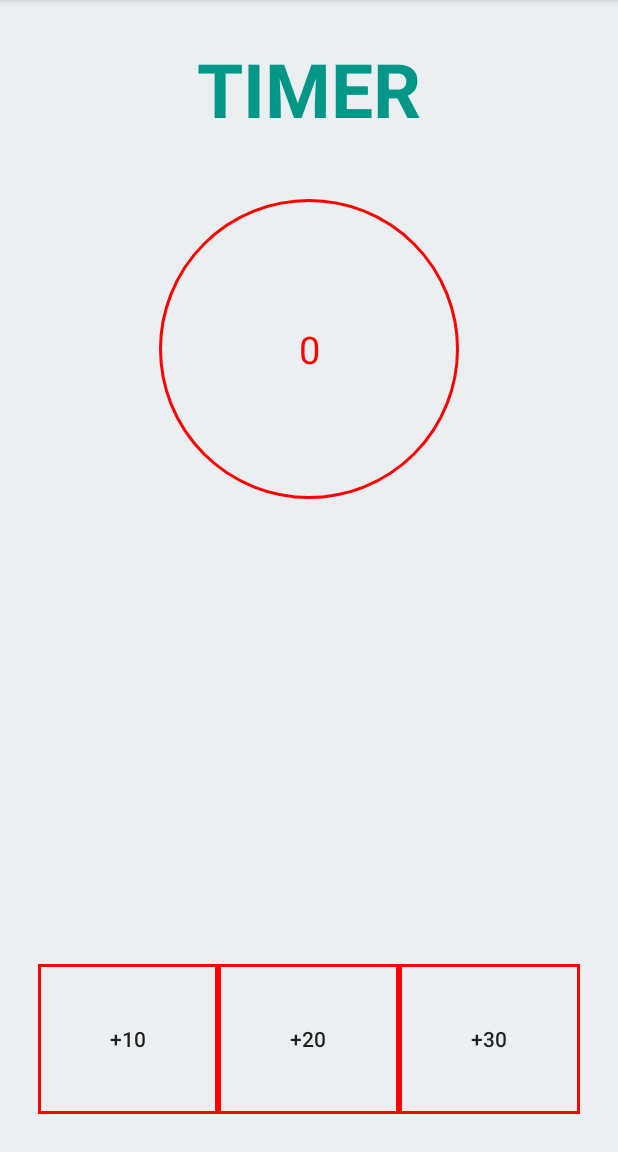
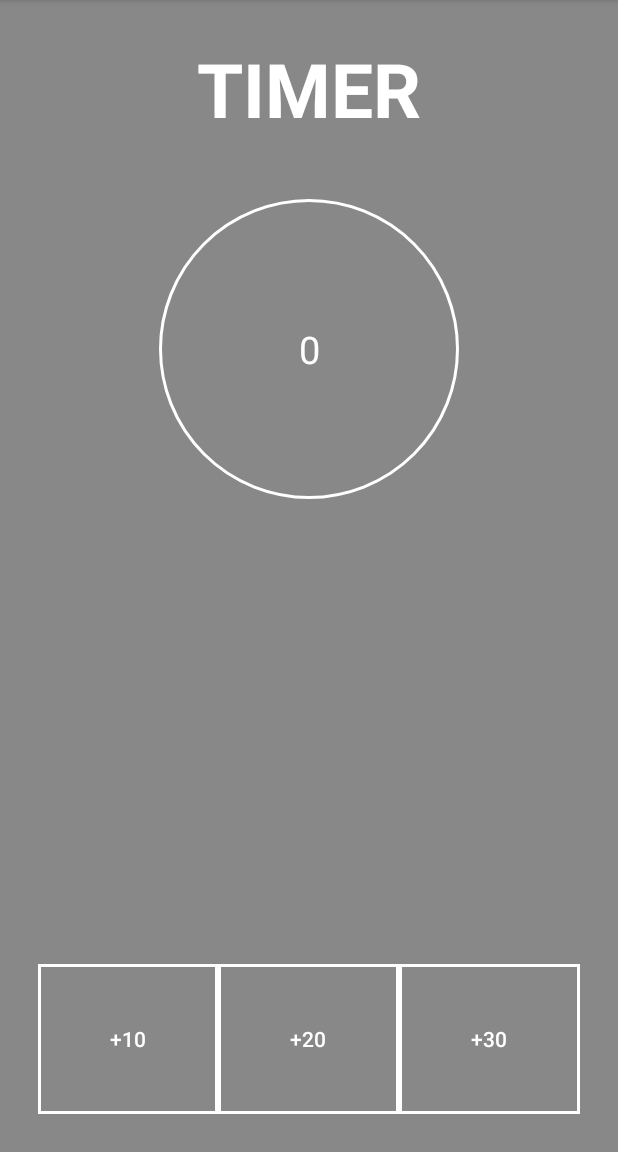
Before and after one commit to PiSolve/GDG-Codelab-Android-Profiler-Sample, an Android app: the screen it shows after launch (MainActivity), in the options menu, after a tap on "Timer", on a phone screen of 412 x 824 dp, the part 84-1236 px from its top. Run offline under Robolectric (Android 15) with nearby library versions, the phone set to English and light mode, and no system bars.

Commit message:
Fix colors and add location on home screen

```diff
--- a/app/src/main/java/com/io/extended/profilerexample/AlarmBroadcastReceiver.kt
+++ b/app/src/main/java/com/io/extended/profilerexample/AlarmBroadcastReceiver.kt
@@ -7,9 +7,9 @@ import android.util.Log
 import com.io.extended.profilerexample.location.triggerLocationUpdates
 
 
-var actionOnReceive = 1
+var actionOnReceive = -1
 
-private const val FIBONACCI_INDEX = 2000
+private const val FIBONACCI_INDEX = 42
 
 class AlarmBroadcastReceiver : BroadcastReceiver() {
 
--- a/app/src/main/java/com/io/extended/profilerexample/MainActivity.kt
+++ b/app/src/main/java/com/io/extended/profilerexample/MainActivity.kt
@@ -17,12 +17,16 @@ import android.util.Log
 import android.view.Menu
 import android.view.MenuItem
 import android.view.View
+import android.view.ViewGroup
 import android.widget.Button
 import android.widget.LinearLayout
-import android.widget.RelativeLayout
+import android.widget.Switch
 import android.widget.TextView
 import com.google.android.gms.location.FusedLocationProviderClient
 import com.google.android.gms.location.LocationServices
+import com.io.extended.profilerexample.location.LocationRequestHelper
+import com.io.extended.profilerexample.location.stopLocationUpdates
+import com.io.extended.profilerexample.location.triggerLocationUpdates
 import com.io.extended.profilerexample.view.TimeView
 import kotlinx.android.synthetic.main.activity_main.sample_text
 
@@ -64,9 +68,17 @@ class MainActivity : AppCompatActivity() {
 
         supportActionBar?.setDisplayHomeAsUpEnabled(true)
         makeEverythingGone()
+        findViewById<Switch>(R.id.location_switch).setOnCheckedChangeListener { _, isChecked ->
+            toggleLocationUpdates(isChecked)
+        }
         findViewById<Button>(R.id.download_image).setOnClickListener {
             downloadNewBackground()
         }
+    }
+
+    override fun onResume() {
+        super.onResume()
+        findViewById<Switch>(R.id.location_switch).isChecked = LocationRequestHelper.getRequesting(this)
     }
 
     override fun onOptionsItemSelected(item: MenuItem?): Boolean {
@@ -144,7 +156,7 @@ class MainActivity : AppCompatActivity() {
     }
 
     private fun setClickListenersFoTimer() {
-        findViewById<Button>(R.id.ten_timer).setOnClickListener { setTimer(3 * 1000L) }
+        findViewById<Button>(R.id.ten_timer).setOnClickListener { setTimer(10 * 1000L) }
         findViewById<Button>(R.id.twenty_timer).setOnClickListener { setTimer(20 * 1000L) }
         findViewById<Button>(R.id.thirty_timer).setOnClickListener { setTimer(30 * 1000L) }
     }
@@ -171,21 +183,21 @@ class MainActivity : AppCompatActivity() {
     }
 
     private fun changeToTimer() {
-        findViewById<Button>(R.id.download_image).visibility = View.GONE
         resetStopWatch()
-        findViewById<RelativeLayout>(R.id.stop_watch_layout).visibility = View.GONE
-        findViewById<RelativeLayout>(R.id.timer_layout).visibility = View.VISIBLE
+        findViewById<ViewGroup>(R.id.home_layout).visibility = View.GONE
+        findViewById<ViewGroup>(R.id.stop_watch_layout).visibility = View.GONE
+        findViewById<ViewGroup>(R.id.timer_layout).visibility = View.VISIBLE
         supportActionBar?.title = "Profiler"
         sample_text.text = "TIMER"
     }
 
     private fun changeToStopWatch() {
-        findViewById<Button>(R.id.download_image).visibility = View.GONE
         countDownTimer?.onFinish()
         countDownTimer?.cancel()
         findViewById<TextView>(R.id.timer_text).text = "0"
-        findViewById<RelativeLayout>(R.id.timer_layout).visibility = View.GONE
-        findViewById<RelativeLayout>(R.id.stop_watch_layout).visibility = View.VISIBLE
+        findViewById<ViewGroup>(R.id.home_layout).visibility = View.GONE
+        findViewById<ViewGroup>(R.id.timer_layout).visibility = View.GONE
+        findViewById<ViewGroup>(R.id.stop_watch_layout).visibility = View.VISIBLE
         supportActionBar?.title = "Profiler"
         sample_text.text = "STOP_WATCH"
     }
@@ -197,7 +209,7 @@ class MainActivity : AppCompatActivity() {
                 AlarmManager.RTC_WAKEUP,
                 System.currentTimeMillis() + timeDelay,
                 0,
-                pendingIntentForAlarm(context)) // Millisec * Second * Minute
+                pendingIntentForAlarm(context))
     }
 
     private fun cancelAlarm(context: Context) {
@@ -212,10 +224,10 @@ class MainActivity : AppCompatActivity() {
     }
 
     private fun makeEverythingGone() {
-        findViewById<RelativeLayout>(R.id.timer_layout).visibility = View.GONE
-        findViewById<RelativeLayout>(R.id.stop_watch_layout).visibility = View.GONE
+        findViewById<ViewGroup>(R.id.timer_layout).visibility = View.GONE
+        findViewById<ViewGroup>(R.id.stop_watch_layout).visibility = View.GONE
+        findViewById<ViewGroup>(R.id.home_layout).visibility = View.VISIBLE
         sample_text.text = "Profiling"
-        findViewById<Button>(R.id.download_image).visibility = View.VISIBLE
     }
 
     private fun downloadNewBackground() {
@@ -225,4 +237,14 @@ class MainActivity : AppCompatActivity() {
                 .execute(findViewById<LinearLayout>(R.id.activity_main))
     }
 
+    private fun toggleLocationUpdates(enabled: Boolean) {
+        val ctx = this.applicationContext
+        LocationRequestHelper.setRequesting(ctx, enabled)
+        if (enabled) {
+            triggerLocationUpdates(ctx)
+        } else {
+            stopLocationUpdates(ctx)
+        }
+    }
+
 }
--- a/app/src/main/java/com/io/extended/profilerexample/location/LocationRequestHelper.kt
+++ b/app/src/main/java/com/io/extended/profilerexample/location/LocationRequestHelper.kt
@@ -61,8 +61,7 @@ fun triggerLocationUpdates(context: Context) {
     }
 
     try {
-        val task = locationProvider(context).requestLocationUpdates(locationRequest, getPendingIntent(context))
-        Log.i(">>>Location", "Task result: ${task.result}")
+        locationProvider(context).requestLocationUpdates(locationRequest, getPendingIntent(context))
     } catch (e: SecurityException) {
         Log.e(">>>>Location", "Missing permissions!", e)
     }
--- a/app/src/main/java/com/io/extended/profilerexample/location/LocationUpdatesBroadcastReceiver.kt
+++ b/app/src/main/java/com/io/extended/profilerexample/location/LocationUpdatesBroadcastReceiver.kt
@@ -23,7 +23,7 @@ import android.util.Log
 import com.google.android.gms.location.LocationResult
 
 
-private const val TAG = "LUBroadcastReceiver"
+private const val TAG = ">>>>LocationBroadcast"
 
 const val ACTION_PROCESS_UPDATES = "com.io.extended.profilerexample.location.ACTION_PROCESS_UPDATES"
 
--- a/app/src/main/res/drawable/bkg_button.xml
+++ b/app/src/main/res/drawable/bkg_button.xml
@@ -1,6 +1,9 @@
 <?xml version="1.0" encoding="utf-8"?>
 <shape xmlns:android="http://schemas.android.com/apk/res/android"
     android:shape="rectangle">
-    <stroke android:width="2dp" android:color="#ff0000"/>
+
+    <stroke
+        android:width="2dp"
+        android:color="@color/white" />
 
 </shape>
--- a/app/src/main/res/drawable/bkg_circle_stopwatch.xml
+++ b/app/src/main/res/drawable/bkg_circle_stopwatch.xml
@@ -1,8 +1,13 @@
 <?xml version="1.0" encoding="utf-8"?>
 <shape xmlns:android="http://schemas.android.com/apk/res/android"
     android:shape="oval">
-    <size android:height="200dp"
-        android:width="200dp"/>
-    <stroke android:width="2dp" android:color="#ff0000"/>
+
+    <size
+        android:width="200dp"
+        android:height="200dp" />
+
+    <stroke
+        android:width="2dp"
+        android:color="@color/white" />
 
 </shape>
--- a/app/src/main/res/layout/activity_main.xml
+++ b/app/src/main/res/layout/activity_main.xml
@@ -3,7 +3,7 @@
     android:id="@+id/activity_main"
     android:layout_width="match_parent"
     android:layout_height="match_parent"
-    android:background="#ECEFF1"
+    android:background="#888888"
     android:orientation="vertical"
     android:paddingLeft="25dp"
     android:paddingTop="25dp"
@@ -16,16 +16,15 @@
         android:layout_height="wrap_content"
         android:layout_gravity="center_horizontal"
         android:gravity="center_horizontal"
-        android:textColor="#009688"
+        android:textColor="@color/white"
         android:textSize="50dp"
         android:textStyle="bold" />
 
     <FrameLayout
         android:layout_width="match_parent"
         android:layout_height="match_parent"
-        android:layout_marginTop="30dp"
-        android:layout_gravity="center_vertical">
-
+        android:layout_gravity="center_vertical"
+        android:layout_marginTop="30dp">
 
         <include
             android:id="@+id/stop_watch_layout"
@@ -35,19 +34,16 @@
 
         <include
             android:id="@+id/timer_layout"
+            layout="@layout/layout_timer"
             android:layout_width="match_parent"
-            android:layout_height="wrap_content"
-            layout="@layout/layout_timer" />
-        <Button
-            android:layout_width="wrap_content"
-            android:text="Download"
-            android:id="@+id/download_image"
-            android:textColor="#009688"
-            android:layout_gravity="bottom|center_horizontal"
             android:layout_height="wrap_content" />
+
+        <include
+            android:id="@+id/home_layout"
+            layout="@layout/layout_home"
+            android:layout_width="match_parent"
+            android:layout_height="wrap_content" />
+
     </FrameLayout>
 
-
-
-
 </LinearLayout>
--- a/app/src/main/res/layout/layout_stopwatch.xml
+++ b/app/src/main/res/layout/layout_stopwatch.xml
@@ -13,7 +13,7 @@
         android:layout_marginTop="10dp"
         android:background="@drawable/bkg_circle_stopwatch"
         android:gravity="center"
-        android:textColor="#ff0000"
+        android:textColor="@color/white"
         android:textSize="25dp"
         />
 
@@ -33,6 +33,7 @@
             android:layout_weight="1"
             android:background="@drawable/bkg_button"
             android:text="Start"
+            android:textColor="@color/white"
             />
 
         <Button
@@ -42,6 +43,7 @@
             android:layout_weight="1"
             android:background="@drawable/bkg_button"
             android:text="Reset"
+            android:textColor="@color/white"
             />
 
         <Button
@@ -51,6 +53,7 @@
             android:layout_weight="1"
             android:background="@drawable/bkg_button"
             android:text="Stop"
+            android:textColor="@color/white"
             />
 
     </LinearLayout>
--- a/app/src/main/res/layout/layout_timer.xml
+++ b/app/src/main/res/layout/layout_timer.xml
@@ -13,7 +13,7 @@
         android:background="@drawable/bkg_circle_stopwatch"
         android:gravity="center"
         android:text="0"
-        android:textColor="#ff0000"
+        android:textColor="@color/white"
         android:textSize="25dp" />
 
 
@@ -31,7 +31,8 @@
             android:layout_height="100dp"
             android:layout_weight="1"
             android:background="@drawable/bkg_button"
-            android:text="+10" />
+            android:text="+10"
+            android:textColor="@color/white" />
 
         <Button
             android:id="@+id/twenty_timer"
@@ -39,7 +40,8 @@
             android:layout_height="100dp"
             android:layout_weight="1"
             android:background="@drawable/bkg_button"
-            android:text="+20" />
+            android:text="+20"
+            android:textColor="@color/white" />
 
         <Button
             android:id="@+id/thirty_timer"
@@ -47,7 +49,9 @@
             android:layout_height="100dp"
             android:layout_weight="1"
             android:background="@drawable/bkg_button"
-            android:text="+30" />
+            android:text="+30"
+            android:textColor="@color/white" />
+
     </LinearLayout>
 
 </RelativeLayout>
```
Also changed, not shown: app/src/main/res/layout/layout_home.xml (added, +27 -0 lines).
